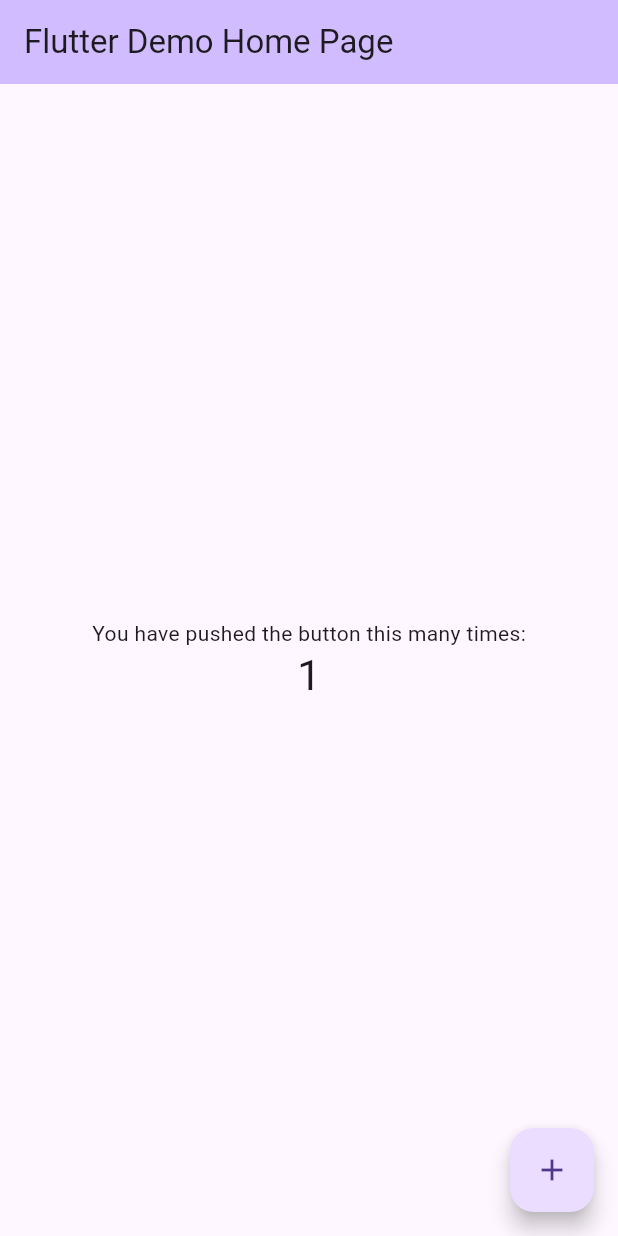
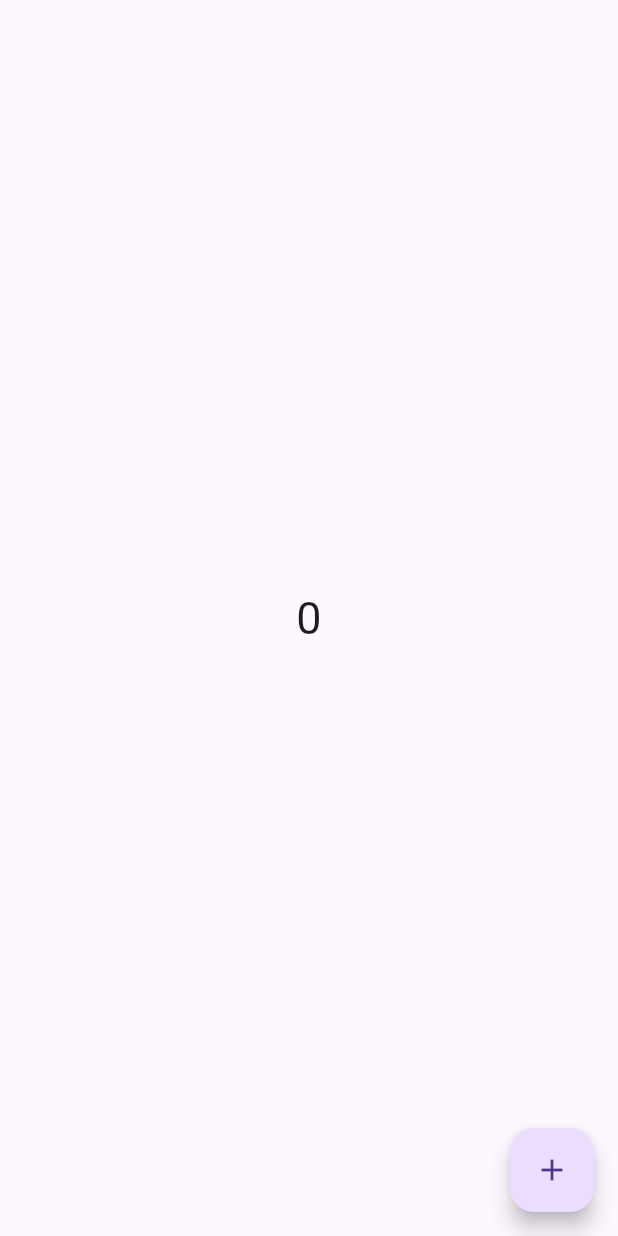
Before and after one commit to meetshaheer/Provider-State-Management, a Flutter app: the screen it shows after launch, after a tap on the "add" icon, on a phone screen of 412 x 824 dp. Run offline on Flutter 3.47's test engine with Material 3 defaults, Android fonts, the phone set to English and light mode, and no system bars.

Commit message:
simple stateful widget counter example

```diff
--- a/provider/lib/main.dart
+++ b/provider/lib/main.dart
@@ -9,55 +9,43 @@ class MyApp extends StatelessWidget {
   @override
   Widget build(BuildContext context) {
     return const MaterialApp(
-      title: 'Flutter Demo',
-      home: MyHomePage(title: 'Flutter Demo Home Page'),
+      home: Home_View(),
     );
   }
 }
 
-class MyHomePage extends StatefulWidget {
-  const MyHomePage({super.key, required this.title});
-
-  final String title;
+class Home_View extends StatefulWidget {
+  const Home_View({super.key});
 
   @override
-  State<MyHomePage> createState() => _MyHomePageState();
+  State<Home_View> createState() => _Home_ViewState();
 }
 
-class _MyHomePageState extends State<MyHomePage> {
-  int _counter = 0;
+int counter = 0;
 
-  void _incrementCounter() {
-    setState(() {
-      _counter++;
-    });
-  }
-
+class _Home_ViewState extends State<Home_View> {
   @override
   Widget build(BuildContext context) {
+    print(build);
     return Scaffold(
-      appBar: AppBar(
-        backgroundColor: Theme.of(context).colorScheme.inversePrimary,
-        title: Text(widget.title),
-      ),
-      body: Center(
-        child: Column(
-          mainAxisAlignment: MainAxisAlignment.center,
-          children: <Widget>[
-            const Text(
-              'You have pushed the button this many times:',
+      body: Column(
+        mainAxisAlignment: MainAxisAlignment.center,
+        crossAxisAlignment: CrossAxisAlignment.center,
+        children: [
+          Center(
+            child: Text(
+              counter.toString(),
+              style: TextStyle(fontSize: 30),
             ),
-            Text(
-              '$_counter',
-              style: Theme.of(context).textTheme.headlineMedium,
-            ),
-          ],
-        ),
+          ),
+        ],
       ),
       floatingActionButton: FloatingActionButton(
-        onPressed: _incrementCounter,
-        tooltip: 'Increment',
-        child: const Icon(Icons.add),
+        onPressed: () {
+          counter++;
+          print(counter);
+        },
+        child: Icon(Icons.add),
       ),
     );
   }
```
